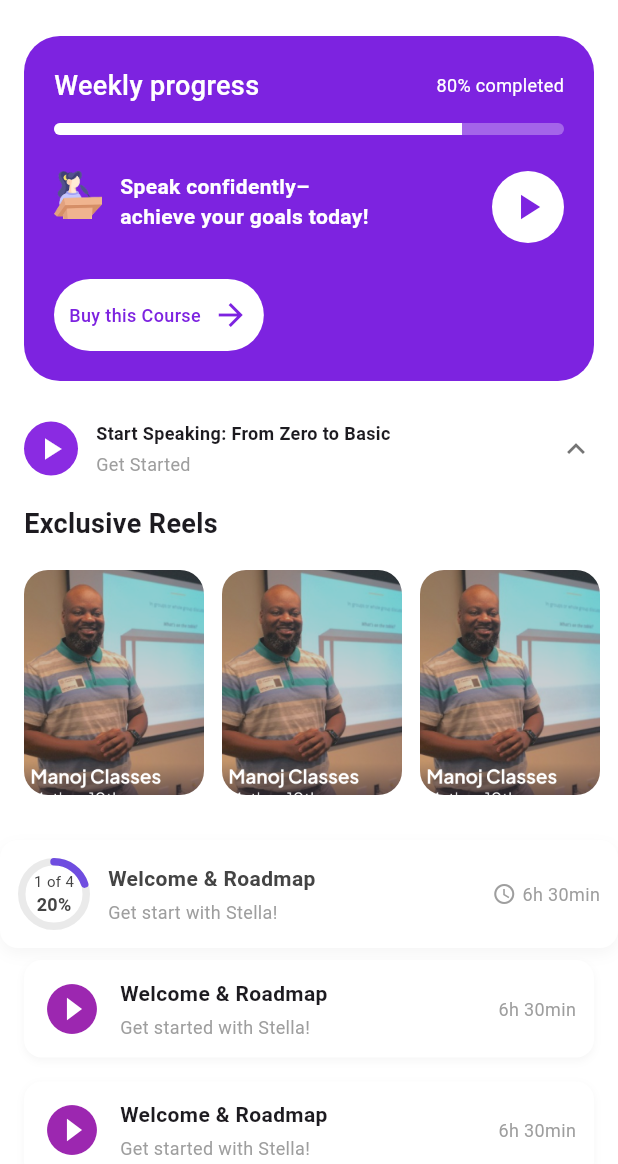
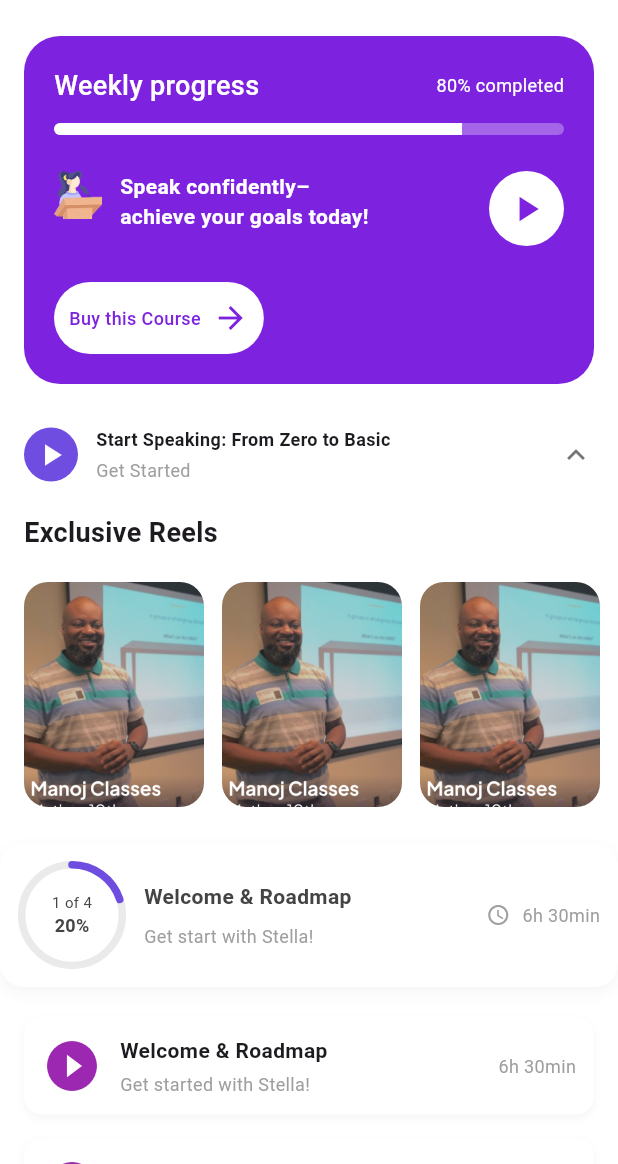
Before and after one commit to Ishsshukla/ostello_task, a Flutter app: the screen it shows after launch, after a tap on the "keyboard arrow up" icon, after a tap on the "expand more" icon, on a phone screen of 412 x 824 dp, the part 72-1236 px from its top. Run offline on Flutter 3.47's test engine with Material 3 defaults, Android fonts, the phone set to English and light mode, and no system bars; drawn by our look-alikes of percent_indicator; Roboto replaces fonts that are missing (Plus Jakarta Sans).

Commit message:
fix: ostello ui and functionality

```diff
--- a/lib/constants/app_color.dart
+++ b/lib/constants/app_color.dart
@@ -7,8 +7,7 @@ class AppColors {
   static const Color backgroundColor = Color(0xFFF5F5F5);
   static const Color cardColor = Colors.white;
   static const Color progressBackground = Color(0xFFEAEAEA);
-   static const Color primary = Color(0xFF6F4DE0);
-  // static const Color progressBackground = Color(0xFFE0E0E0);
+  static const Color primary = Color(0xFF6F4DE0);
   static const Color white = Colors.white;
   static const Color grey = Colors.grey;
 }
--- a/lib/constants/app_dimesnion.dart
+++ b/lib/constants/app_dimesnion.dart
@@ -1,8 +1,36 @@
+// class AppDimensions {
+//   static const double padding = 16.0;
+//   static const double cardRadius = 16.0;
+//   static const double imageHeight = 150.0;
+//   static const double imageWidth = 120.0;
+//   static const double progressSize = 40.0;
+//   static const double playButtonSize = 50.0;
+// }
 class AppDimensions {
+  // Spacing
   static const double padding = 16.0;
+  static const double paddingSmall = 12.0;
+  static const double paddingExtraSmall = 8.0;
+
+  // Card and Border Radius
   static const double cardRadius = 16.0;
+  static const double buttonRadius = 12.0;
+
+  // Image Sizes
   static const double imageHeight = 150.0;
   static const double imageWidth = 120.0;
+
+  // Icon Sizes
+  static const double iconSizeLarge = 36.0;
+  static const double iconSizeMedium = 24.0;
+  static const double iconSizeSmall = 16.0;
+
+  // Progress and Play Button Sizes
   static const double progressSize = 40.0;
   static const double playButtonSize = 50.0;
+
+  // Font Sizes (optional, useful for consistency)
+  static const double fontSizeSmall = 12.0;
+  static const double fontSizeMedium = 14.0;
+  static const double fontSizeLarge = 18.0;
 }
--- a/lib/main.dart
+++ b/lib/main.dart
@@ -1,7 +1,7 @@
-// lib/main.dart
+
 import 'package:flutter/material.dart';
 import 'package:ostello/screen/live_classes.dart';
-// Import your screen
+
 
 void main() {
   runApp(const MyApp());
@@ -16,9 +16,9 @@ class MyApp extends StatelessWidget {
       debugShowCheckedModeBanner: false,
       theme: ThemeData(
         scaffoldBackgroundColor: Colors.white,
-        fontFamily: 'Poppins', // Or your design font
+        fontFamily: 'Poppins',
       ),
-      home: CourseScreen(), // Your main screen now
+      home: CourseScreen(),
     );
   }
 }
--- a/lib/screen/live_classes.dart
+++ b/lib/screen/live_classes.dart
@@ -41,32 +41,32 @@ class _CourseScreenState extends State<CourseScreen> {
                         title: "Welcome & Roadmap",
                         subtitle: "Get started with Stella!",
                         onExpand: () => toggleExpand(true),
-                        isActive: true, // Set to true for active state
+                        isActive: true,
                       ),
               ),
               CompactCardIcon(
                 title: "Start Speaking: From Zero to Basic",
                 subtitle: "Get started with Stella!",
                 onExpand: () {},
-                isActive: true, // Set to true for active state
+                isActive: true,
               ),
               CompactCardIcon(
                 title: "Welcome & Roadmap",
                 subtitle: "Subscribe to Unlock",
                 onExpand: () {},
-                isActive: false, // Set to true for active state
+                isActive: false,
               ),
               CompactCardIcon(
                 title: "Welcome & Roadmap",
                 subtitle: "Subscribe to Unlock",
                 onExpand: () {},
-                isActive: false, // Set to true for active state
+                isActive: false,
               ),
               CompactCardIcon(
                 title: "Welcome & Roadmap",
                 subtitle: "Subscribe to Unlock",
                 onExpand: () {},
-                isActive: false, // Set to true for active state
+                isActive: false,
               ),
             ],
           ),
--- a/lib/widgets/app_bar.dart
+++ b/lib/widgets/app_bar.dart
@@ -1,4 +1,5 @@
 import 'package:flutter/material.dart';
+import 'package:ostello/constants/app_dimesnion.dart';
 
 class CourseCurriculumAppBar extends StatelessWidget
     implements PreferredSizeWidget {
@@ -10,31 +11,30 @@ class CourseCurriculumAppBar extends StatelessWidget
   Widget build(BuildContext context) {
     return SafeArea(
       child: Padding(
-        padding: const EdgeInsets.symmetric(horizontal: 16, vertical: 8),
+        padding: const EdgeInsets.symmetric( horizontal: AppDimensions.padding,
+          vertical: AppDimensions.padding / 2,),
         child: Row(
           children: [
-            // Back button with purple background
+
             InkWell(
               onTap: onBack ?? () => Navigator.pop(context),
               borderRadius: BorderRadius.circular(24),
               child: Container(
-                width: 40,
-                height: 40,
+                  width: AppDimensions.progressSize,
+                height: AppDimensions.progressSize,
                 decoration: BoxDecoration(
-                  color: const Color(0xFFF3E8FF), // Light purple background
+                  color: const Color(0xFFF3E8FF),
                   shape: BoxShape.circle,
                 ),
                 child: const Icon(
                   Icons.arrow_back_ios_new,
-                  color: Color(0xFF8A2BE2), // Deep purple arrow
+                  color: Color(0xFF8A2BE2),
                   size: 20,
                 ),
               ),
             ),
 
-            const SizedBox(width: 40),
-
-            // Title centered vertically
+            const SizedBox(width: AppDimensions.padding * 2.5),
             const Text(
               'Course Curriculum',
               style: TextStyle(
--- a/lib/widgets/circular_progress_card.dart
+++ b/lib/widgets/circular_progress_card.dart
@@ -2,7 +2,6 @@ import 'package:flutter/material.dart';
 import 'package:ostello/constants/app_color.dart';
 import 'package:ostello/constants/app_dimesnion.dart';
 import 'package:ostello/constants/app_text_style.dart';
-
 import 'package:percent_indicator/percent_indicator.dart';
 
 class WeeklyProgressCard extends StatelessWidget {
@@ -12,17 +11,16 @@ class WeeklyProgressCard extends StatelessWidget {
   Widget build(BuildContext context) {
     return Center(
       child: Container(
-        margin: const EdgeInsets.all(16),
-        padding: const EdgeInsets.all(20),
+        margin: const EdgeInsets.all(AppDimensions.padding),
+        padding: const EdgeInsets.all(AppDimensions.padding * 1.25),
         decoration: BoxDecoration(
-          color: const Color(0xFF7D23E0), // Updated to new purple color
-          borderRadius: BorderRadius.circular(24),
+          color: const Color(0xFF7D23E0),
+          borderRadius: BorderRadius.circular(AppDimensions.cardRadius * 1.5),
         ),
         child: Column(
           mainAxisSize: MainAxisSize.min,
           crossAxisAlignment: CrossAxisAlignment.start,
           children: [
-            // Top Row with Progress
             Row(
               mainAxisAlignment: MainAxisAlignment.spaceBetween,
               children: [
@@ -46,31 +44,27 @@ class WeeklyProgressCard extends StatelessWidget {
                 ),
               ],
             ),
-            const SizedBox(height: 12),
-
-            // Progress Bar
+            const SizedBox(height: AppDimensions.padding * 0.75),
             ClipRRect(
-              borderRadius: BorderRadius.circular(8),
+              borderRadius: BorderRadius.circular(AppDimensions.cardRadius / 2),
               child: LinearProgressIndicator(
                 value: 0.8,
-                minHeight: 8,
+                minHeight: AppDimensions.progressSize / 5,
                 backgroundColor: Colors.white.withOpacity(0.3),
                 valueColor: AlwaysStoppedAnimation<Color>(Colors.white),
               ),
             ),
-            const SizedBox(height: 24),
-
-            // Text with Icon
+            const SizedBox(height: AppDimensions.padding * 1.5),
             Row(
               crossAxisAlignment: CrossAxisAlignment.start,
               children: [
                 Image.asset(
                   'assets/images/girl.png',
-                  width: 32,
-                  height: 32,
+                  width: AppDimensions.progressSize * 0.8, // 32 = 40 * 0.8
+                  height: AppDimensions.progressSize * 0.8,
                   fit: BoxFit.cover,
                 ),
-                const SizedBox(width: 12),
+                const SizedBox(width: AppDimensions.padding * 0.75),
                 Expanded(
                   child: Text(
                     'Speak confidently–\nachieve your goals today!',
@@ -83,28 +77,29 @@ class WeeklyProgressCard extends StatelessWidget {
                     ),
                   ),
                 ),
-                const SizedBox(width: 12),
-                // Play Button
+                const SizedBox(width: AppDimensions.padding * 0.75),
                 CircleAvatar(
-                  radius: 24,
+                  radius: AppDimensions.playButtonSize / 2,
                   backgroundColor: Colors.white,
                   child: Icon(
                     Icons.play_arrow,
                     color: const Color(0xFF7D23E0),
-                    size: 28,
+                    size: AppDimensions.playButtonSize * 0.56,
                   ),
                 ),
               ],
             ),
-            const SizedBox(height: 24),
-
-            // Buy this Course Button
+            const SizedBox(height: AppDimensions.padding * 1.5),
             Container(
               decoration: BoxDecoration(
                 color: Colors.white,
-                borderRadius: BorderRadius.circular(24),
+                borderRadius:
+                    BorderRadius.circular(AppDimensions.cardRadius * 1.5),
               ),
-              padding: const EdgeInsets.symmetric(horizontal: 10, vertical: 12),
+              padding: const EdgeInsets.symmetric(
+                horizontal: AppDimensions.padding * 0.625,
+                vertical: AppDimensions.padding * 0.75,
+              ),
               child: Row(
                 mainAxisSize: MainAxisSize.min,
                 children: [
@@ -117,7 +112,7 @@ class WeeklyProgressCard extends StatelessWidget {
                       fontFamily: 'Plus Jakarta Sans',
                     ),
                   ),
-                  const SizedBox(width: 8),
+                  const SizedBox(width: AppDimensions.padding * 0.5),
                   Icon(
                     Icons.arrow_forward,
                     color: const Color(0xFF7D23E0),
--- a/lib/widgets/compact_card.dart
+++ b/lib/widgets/compact_card.dart
@@ -1,25 +1,29 @@
 import 'package:flutter/material.dart';
+import 'package:ostello/constants/app_dimesnion.dart';
 
 class CompactCard extends StatelessWidget {
   final String title;
   final String subtitle;
-  // final VoidCallback onExpand;
 
   const CompactCard({
+    super.key,
     required this.title,
     required this.subtitle,
-    // required this.onExpand,
   });
 
   @override
   Widget build(BuildContext context) {
     return Padding(
-      padding: const EdgeInsets.symmetric(horizontal: 16.0, vertical: 8.0),
+      padding: const EdgeInsets.symmetric(
+        horizontal: AppDimensions.padding,
+        vertical: AppDimensions.padding / 2,
+      ),
       child: Container(
-        padding: const EdgeInsets.all(12),
+        padding: const EdgeInsets.all(AppDimensions.padding * 0.75),
         decoration: BoxDecoration(
           color: Colors.white,
-          borderRadius: BorderRadius.circular(12),
+          borderRadius:
+              BorderRadius.circular(AppDimensions.cardRadius * 0.75),
           boxShadow: [
             BoxShadow(
               color: Colors.grey.withOpacity(0.1),
@@ -30,8 +34,12 @@ class CompactCard extends StatelessWidget {
         ),
         child: Row(
           children: [
-            const Icon(Icons.play_circle_fill, color: Colors.purple, size: 40),
-            const SizedBox(width: 12),
+            Icon(
+              Icons.play_circle_fill,
+              color: Colors.purple,
+              size: AppDimensions.progressSize,
+            ),
+            const SizedBox(width: AppDimensions.padding * 0.75),
             Expanded(
               child: Column(
                 crossAxisAlignment: CrossAxisAlignment.start,
@@ -41,9 +49,10 @@ class CompactCard extends StatelessWidget {
                     style: const TextStyle(
                       fontWeight: FontWeight.bold,
                       fontFamily: 'Plus Jakarta Sans',
+                      fontSize: 14,
                     ),
                   ),
-                  const SizedBox(height: 4),
+                  const SizedBox(height: AppDimensions.padding / 4),
                   Text(
                     subtitle,
                     style: const TextStyle(
@@ -63,10 +72,6 @@ class CompactCard extends StatelessWidget {
                 fontFamily: 'Plus Jakarta Sans',
               ),
             ),
-            // IconButton(
-            //   icon: const Icon(Icons.expand_more),
-            //   onPressed: onExpand,
-            // ),
           ],
         ),
       ),
--- a/lib/widgets/compact_card_icon.dart
+++ b/lib/widgets/compact_card_icon.dart
@@ -1,12 +1,15 @@
+
 import 'package:flutter/material.dart';
+import 'package:ostello/constants/app_dimesnion.dart';
 
 class CompactCardIcon extends StatelessWidget {
   final String title;
   final String subtitle;
   final VoidCallback onExpand;
-  final bool isActive; // Optional: Track if the card is active
+  final bool isActive;
 
   const CompactCardIcon({
+    super.key,
     required this.title,
     required this.subtitle,
     required this.onExpand,
@@ -16,12 +19,16 @@ class CompactCardIcon extends StatelessWidget {
   @override
   Widget build(BuildContext context) {
     return Padding(
-      padding: const EdgeInsets.symmetric(horizontal: 16.0, vertical: 8.0),
+      padding: const EdgeInsets.symmetric(
+        horizontal: AppDimensions.padding,
+        vertical: AppDimensions.padding / 2,
+      ),
       child: Container(
-        padding: const EdgeInsets.all(12),
+        padding: const EdgeInsets.all(AppDimensions.padding * 0.75),
         decoration: BoxDecoration(
           color: Colors.white,
-          borderRadius: BorderRadius.circular(12),
+          borderRadius:
+              BorderRadius.circular(AppDimensions.cardRadius * 0.75),
           boxShadow: [
             BoxShadow(
               color: Colors.grey.withOpacity(0.1),
@@ -33,14 +40,17 @@ class CompactCardIcon extends StatelessWidget {
         child: Row(
           children: [
             isActive
-                ? const Icon(Icons.play_circle_fill,
-                    color: Colors.purple, size: 40)
+                ? Icon(
+                    Icons.play_circle_fill,
+                    color: Colors.purple,
+                    size: AppDimensions.progressSize,
+                  )
                 : Image.asset(
                     'assets/images/button.png',
-                    width: 40,
-                    height: 40,
+                    width: AppDimensions.progressSize,
+                    height: AppDimensions.progressSize,
                   ),
-            const SizedBox(width: 12),
+            const SizedBox(width: AppDimensions.padding * 0.75),
             Expanded(
               child: Column(
                 crossAxisAlignment: CrossAxisAlignment.start,
@@ -53,18 +63,21 @@ class CompactCardIcon extends StatelessWidget {
                       color: isActive ? Colors.black : Colors.grey,
                     ),
                   ),
-                  const SizedBox(height: 4),
-                  Text(subtitle,
-                      style: const TextStyle(
-                          fontSize: 10,
-                          fontWeight: FontWeight.w500,
-                          color: Colors.grey)),
+                  const SizedBox(height: AppDimensions.padding / 4),
+                  Text(
+                    subtitle,
+                    style: const TextStyle(
+                      fontSize: 10,
+                      fontWeight: FontWeight.w500,
+                      color: Colors.grey,
+                    ),
+                  ),
                 ],
               ),
             ),
-            // const Text("6h 30min", style: TextStyle(fontSize: 12, color: Colors.grey)),
             IconButton(
               icon: const Icon(Icons.expand_more),
+              iconSize: AppDimensions.progressSize * 0.75,
               onPressed: onExpand,
             ),
           ],
--- a/lib/widgets/horizontal_card.dart
+++ b/lib/widgets/horizontal_card.dart
@@ -1,3 +1,4 @@
+
 import 'package:flutter/material.dart';
 import 'package:ostello/widgets/compact_card.dart';
 import 'package:ostello/widgets/section_tile.dart';
@@ -30,16 +31,18 @@ class _HorizontalCardListState extends State<HorizontalCardList> {
     return Column(
       children: [
         Container(
-          padding: const EdgeInsets.symmetric(horizontal: 16, vertical: 10),
+          padding: const EdgeInsets.symmetric(
+            horizontal: AppDimensions.padding,
+            vertical: AppDimensions.paddingSmall,
+          ),
           child: Row(
             crossAxisAlignment: CrossAxisAlignment.center,
             children: [
-              // Purple Play Button
               Container(
-                width: 36,
-                height: 36,
+                width: AppDimensions.iconSizeLarge,
+                height: AppDimensions.iconSizeLarge,
                 decoration: BoxDecoration(
-                  color: const Color(0xFF8A2BE2), // Purple
+                  color: AppColors.primary,
                   shape: BoxShape.circle,
                 ),
                 child: const Icon(
@@ -47,9 +50,8 @@ class _HorizontalCardListState extends State<HorizontalCardList> {
                   color: Colors.white,
                 ),
               ),
-              const SizedBox(width: 12),
+              SizedBox(width: AppDimensions.paddingSmall),
 
-              // Title and Subtitle
               Expanded(
                 child: Column(
                   crossAxisAlignment: CrossAxisAlignment.start,
@@ -75,7 +77,6 @@ class _HorizontalCardListState extends State<HorizontalCardList> {
                 ),
               ),
 
-              // Arrow Icon (Clickable)
               GestureDetector(
                 onTap: onArrowTap,
                 child: const Icon(
@@ -92,22 +93,19 @@ class _HorizontalCardListState extends State<HorizontalCardList> {
             SectionTitle(title: "Exclusive Reels"),
           ],
         ),
-        const SizedBox(height: 10),
+        SizedBox(height: AppDimensions.paddingSmall),
         SizedBox(
-          height: AppDimensions.imageHeight + 30,
+          height: AppDimensions.imageHeight + AppDimensions.paddingSmall * 2,
           child: ListView.separated(
             scrollDirection: Axis.horizontal,
-            padding:
-                const EdgeInsets.symmetric(horizontal: AppDimensions.padding),
+            padding: const EdgeInsets.symmetric(horizontal: AppDimensions.padding),
             itemBuilder: (context, index) {
               final item = dummyData[index];
               return Column(
                 crossAxisAlignment: CrossAxisAlignment.start,
                 children: [
-                  // The Image Card
                   ClipRRect(
-                    borderRadius:
-                        BorderRadius.circular(AppDimensions.cardRadius),
+                    borderRadius: BorderRadius.circular(AppDimensions.cardRadius),
                     child: Image.asset(
                       item['image'],
                       width: AppDimensions.imageWidth,
@@ -115,20 +113,19 @@ class _HorizontalCardListState extends State<HorizontalCardList> {
                       fit: BoxFit.cover,
                     ),
                   ),
-                  const SizedBox(height: 12),
-                  // The Lesson Card
+                  SizedBox(height: AppDimensions.paddingSmall),
                 ],
               );
             },
-            separatorBuilder: (_, __) => const SizedBox(width: 12),
+            separatorBuilder: (_, __) => SizedBox(width: AppDimensions.paddingSmall),
             itemCount: dummyData.length,
           ),
         ),
         Container(
-          padding: const EdgeInsets.all(12),
+          padding: const EdgeInsets.all(AppDimensions.paddingSmall),
           decoration: BoxDecoration(
             color: Colors.white,
-            borderRadius: BorderRadius.circular(12),
+            borderRadius: BorderRadius.circular(AppDimensions.cardRadius),
             boxShadow: [
               BoxShadow(
                 color: Colors.grey.withOpacity(0.1),
@@ -139,9 +136,8 @@ class _HorizontalCardListState extends State<HorizontalCardList> {
           ),
           child: Row(
             children: [
-              // Circular Progress with Text inside
               CircularPercentIndicator(
-                radius: 24,
+                radius: AppDimensions.iconSizeLarge,
                 lineWidth: 5,
                 percent: 0.2,
                 animation: true,
@@ -168,8 +164,7 @@ class _HorizontalCardListState extends State<HorizontalCardList> {
                 backgroundColor: AppColors.progressBackground,
                 circularStrokeCap: CircularStrokeCap.round,
               ),
-              const SizedBox(width: 12),
-              // Title & Subtitle
+              SizedBox(width: AppDimensions.paddingSmall),
               Expanded(
                 child: Column(
                   crossAxisAlignment: CrossAxisAlignment.start,
@@ -181,7 +176,7 @@ class _HorizontalCardListState extends State<HorizontalCardList> {
                         fontFamily: 'Plus Jakarta Sans',
                       ),
                     ),
-                    const SizedBox(height: 4),
+                    SizedBox(height: AppDimensions.paddingExtraSmall),
                     Text(
                       "Get start with Stella!",
                       style: AppTextStyles.smallText.copyWith(
@@ -192,11 +187,10 @@ class _HorizontalCardListState extends State<HorizontalCardList> {
                   ],
                 ),
               ),
-              // Duration
               Row(
                 children: [
                   const Icon(Icons.access_time, size: 16, color: Colors.grey),
-                  const SizedBox(width: 4),
+                  SizedBox(width: AppDimensions.paddingExtraSmall),
                   Text(
                     "6h 30min",
                     style: AppTextStyles.smallText.copyWith(
@@ -209,20 +203,18 @@ class _HorizontalCardListState extends State<HorizontalCardList> {
             ],
           ),
         ),
+        SizedBox(height: AppDimensions.paddingSmall),
         CompactCard(
           title: "Welcome & Roadmap",
           subtitle: "Get started with Stella!",
-          // onExpand: () => toggleExpand(true),
         ),
         CompactCard(
           title: "Welcome & Roadmap",
           subtitle: "Get started with Stella!",
-          // onExpand: () => toggleExpand(true),
         ),
         CompactCard(
           title: "Welcome & Roadmap",
           subtitle: "Get started with Stella!",
-          // onExpand: () => toggleExpand(true),
         ),
       ],
     );
--- a/lib/widgets/lesson_card.dart
+++ b/lib/widgets/lesson_card.dart
@@ -1,5 +1,7 @@
+
 import 'package:flutter/material.dart';
 import 'package:percent_indicator/percent_indicator.dart';
+import 'package:ostello/constants/app_dimesnion.dart';
 
 class LessonCard extends StatelessWidget {
   final String title;
@@ -20,11 +22,14 @@ class LessonCard extends StatelessWidget {
   @override
   Widget build(BuildContext context) {
     return Container(
-      margin: const EdgeInsets.symmetric(horizontal: 16, vertical: 8),
-      padding: const EdgeInsets.all(16),
+      margin: const EdgeInsets.symmetric(
+        horizontal: AppDimensions.padding,
+        vertical: AppDimensions.paddingSmall,
+      ),
+      padding: const EdgeInsets.all(AppDimensions.padding),
       decoration: BoxDecoration(
         color: Colors.white,
-        borderRadius: BorderRadius.circular(16),
+        borderRadius: BorderRadius.circular(AppDimensions.cardRadius),
         boxShadow: [
           BoxShadow(
             color: Colors.grey.withOpacity(0.1),
@@ -35,11 +40,11 @@ class LessonCard extends StatelessWidget {
       ),
       child: Row(
         children: [
-          // Circular Progress Indicator with Text inside
+          // Progress Indicator
           CircularPercentIndicator(
-            radius: 32,
+            radius: AppDimensions.progressSize,
             lineWidth: 6,
-            percent: progress, // e.g., 0.2 for 20%
+            percent: progress,
             animation: true,
             center: Column(
               mainAxisAlignment: MainAxisAlignment.center,
@@ -47,7 +52,7 @@ class LessonCard extends StatelessWidget {
                 Text(
                   countText,
                   style: const TextStyle(
-                    fontSize: 12,
+                    fontSize: AppDimensions.fontSizeSmall,
                     color: Colors.black54,
                     fontFamily: 'Plus Jakarta Sans',
                   ),
@@ -56,7 +61,7 @@ class LessonCard extends StatelessWidget {
                   '${(progress * 100).toInt()}%',
                   style: const TextStyle(
                     fontWeight: FontWeight.bold,
-                    fontSize: 14,
+                    fontSize: AppDimensions.fontSizeMedium,
                     fontFamily: 'Plus Jakarta Sans',
                   ),
                 ),
@@ -67,9 +72,9 @@ class LessonCard extends StatelessWidget {
             circularStrokeCap: CircularStrokeCap.round,
           ),
 
-          const SizedBox(width: 16),
+          const SizedBox(width: AppDimensions.padding),
 
-          // Title and Subtitle
+
           Expanded(
             child: Column(
               crossAxisAlignment: CrossAxisAlignment.start,
@@ -77,16 +82,16 @@ class LessonCard extends StatelessWidget {
                 Text(
                   title,
                   style: const TextStyle(
-                    fontSize: 16,
+                    fontSize: AppDimensions.fontSizeLarge,
                     fontWeight: FontWeight.bold,
                     fontFamily: 'Plus Jakarta Sans',
                   ),
                 ),
-                const SizedBox(height: 4),
+                const SizedBox(height: AppDimensions.paddingExtraSmall),
                 Text(
                   subtitle,
                   style: const TextStyle(
-                    fontSize: 14,
+                    fontSize: AppDimensions.fontSizeMedium,
                     color: Colors.grey,
                     fontFamily: 'Plus Jakarta Sans',
                   ),
@@ -95,11 +100,15 @@ class LessonCard extends StatelessWidget {
             ),
           ),
 
-          // Duration with Icon
+
           Row(
             children: [
-              const Icon(Icons.access_time, size: 18, color: Colors.grey),
-              const SizedBox(width: 4),
+              const Icon(
+                Icons.access_time,
+                size: AppDimensions.iconSizeSmall,
+                color: Colors.grey,
+              ),
+              const SizedBox(width: AppDimensions.paddingExtraSmall),
               Text(
                 duration,
                 style: const TextStyle(
```
Also changed, not shown: lib/constants/app_text_style.dart (+0 -25 lines).
